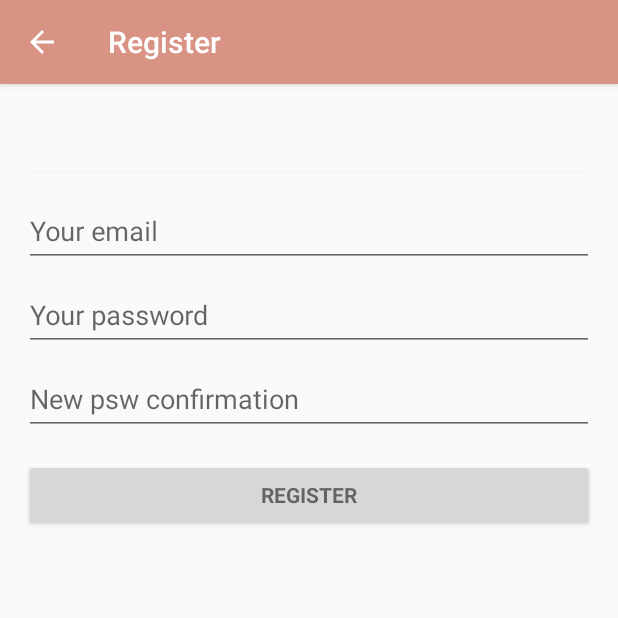
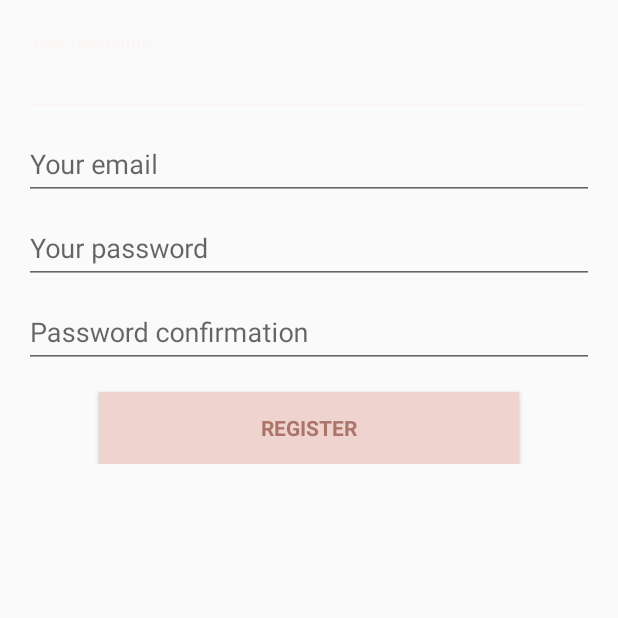
Before and after one commit to pcardosolei/PetU4-app, an Android app: the RegisterActivity screen opened directly, with no data from a screen before it, on a phone screen of 412 x 824 dp, the top half of it. Run offline under Robolectric (Android 15) with nearby library versions, the phone set to English and light mode, and no system bars; 5 statements that could not run were skipped.

Commit message:
Register Activity!

```diff
--- a/Pet4U/app/src/main/java/pet4u/pet4u/activities/LoginActivity.java
+++ b/Pet4U/app/src/main/java/pet4u/pet4u/activities/LoginActivity.java
@@ -136,7 +136,7 @@ public class LoginActivity extends AppCompatActivity implements LoginCallback {
         }
     }
 
-    private void toRegisterAct(){
+    private void toRegisterAct(View view){
         Intent intent = new Intent(this, RegisterActivity.class);
         startActivity(intent);
     }
--- a/Pet4U/app/src/main/java/pet4u/pet4u/activities/RegisterActivity.java
+++ b/Pet4U/app/src/main/java/pet4u/pet4u/activities/RegisterActivity.java
@@ -7,9 +7,7 @@ import android.content.Intent;
 import android.net.Uri;
 import android.os.Build;
 import android.os.Bundle;
-import android.support.v7.app.ActionBar;
 import android.support.v7.app.AppCompatActivity;
-import android.support.v7.widget.Toolbar;
 import android.text.TextUtils;
 import android.view.View;
 import android.view.View.OnClickListener;
@@ -23,7 +21,7 @@ import com.google.android.gms.appindexing.Thing;
 import com.google.android.gms.common.api.GoogleApiClient;
 
 import pet4u.pet4u.R;
-import pet4u.pet4u.UserDTO;
+import pet4u.pet4u.user.RegisterCliente;
 import pet4u.pet4u.callbacks.RegisterCallback;
 import pet4u.pet4u.managers.RegisterManager;
 
@@ -35,7 +33,7 @@ public class RegisterActivity extends AppCompatActivity implements RegisterCallb
     private EditText email;
     private EditText password;
     private EditText password2;
-    private UserDTO userDTO;
+    private RegisterCliente registerCliente;
 
     // ATTR
     String playerPosicionCampo;
@@ -53,15 +51,15 @@ public class RegisterActivity extends AppCompatActivity implements RegisterCallb
         super.onCreate(savedInstanceState);
         setContentView(R.layout.activity_register);
 
-        Toolbar toolbar = (Toolbar) findViewById(R.id.toolbar);
-        setSupportActionBar(toolbar);
-        toolbar.setTitle(getTitle());
+        //Toolbar toolbar = (Toolbar) findViewById(R.id.toolbar);
+        //setSupportActionBar(toolbar);
+        //toolbar.setTitle(getTitle());
 
         // Show the Up button in the action bar.
-        ActionBar actionBar = getSupportActionBar();
-        if (actionBar != null) {
-            actionBar.setDisplayHomeAsUpEnabled(true);
-        }
+       // ActionBar actionBar = getSupportActionBar();
+        //if (actionBar != null) {
+        //    actionBar.setDisplayHomeAsUpEnabled(true);
+        //}
 
 
         // Set up the Add form.
@@ -97,7 +95,7 @@ public class RegisterActivity extends AppCompatActivity implements RegisterCallb
         password2.setError(null);
         email.setError(null);
 
-        userDTO = new UserDTO();
+        registerCliente = new RegisterCliente();
         // Store values at the  Add attempt.
 
         String usernameDTO = username.getText().toString().toLowerCase();
@@ -120,40 +118,40 @@ public class RegisterActivity extends AppCompatActivity implements RegisterCallb
             cancel = true;
         }
         if (passwordDTO.length() < 5) {
-            password.setError("Ha de tener mínimo 4 carácteres");
+            password.setError("Password tem que ter no mínimo 4 caracteres!");
             focusView = password;
             cancel = true;
-        }
+    }
         if (!passwordDTO.equals(password2DTO)) {
-            password.setError("Han de ser iguales.");
+            password.setError("As passwords têm que ser iguais.");
             focusView = password;
             cancel = true;
         }
 
-        userDTO.setLogin(usernameDTO);
-        userDTO.setEmail(emailDTO);
+        registerCliente.setLogin(usernameDTO);
+        registerCliente.setEmail(emailDTO);
 
-        userDTO.setPassword(passwordDTO);
+        registerCliente.setPassword(passwordDTO);
 
 
         if (cancel) {
             focusView.requestFocus();
         } else {
             showProgress(true);
-            RegisterManager.getInstance(v.getContext()).registerAccount(RegisterActivity.this, userDTO);
+            RegisterManager.getInstance(v.getContext()).registerAccount(RegisterActivity.this, registerCliente);
             Intent i = new Intent(v.getContext(), LoginActivity.class);
             startActivity(i);
-            Toast.makeText(getApplicationContext(), "Creado nuevo usuario " + userDTO.getLogin(), Toast.LENGTH_LONG);
+            Toast.makeText(getApplicationContext(), "Creado nuevo usuario " + registerCliente.getLogin(), Toast.LENGTH_LONG);
         }
     }
 
     @Override
-    public void onSuccess() {
-
+    public void onSuccessRegister() {
+        finish();
     }
 
     @Override
-    public void onFailure(Throwable t) {
+    public void onFailureRegister(Throwable t) {
         showProgress(false);
     }
 
--- a/Pet4U/app/src/main/java/pet4u/pet4u/callbacks/RegisterCallback.java
+++ b/Pet4U/app/src/main/java/pet4u/pet4u/callbacks/RegisterCallback.java
@@ -2,6 +2,6 @@ package pet4u.pet4u.callbacks;
 
 
 public interface RegisterCallback {
-    void onSuccess();
-    void onFailure(Throwable t);
+    void onSuccessRegister();
+    void onFailureRegister(Throwable t);
 }
--- a/Pet4U/app/src/main/java/pet4u/pet4u/managers/RegisterManager.java
+++ b/Pet4U/app/src/main/java/pet4u/pet4u/managers/RegisterManager.java
@@ -5,7 +5,7 @@ import android.widget.Toast;
 
 import pet4u.pet4u.callbacks.RegisterCallback;
 import pet4u.pet4u.services.RegisterService;
-import pet4u.pet4u.UserDTO;
+import pet4u.pet4u.user.RegisterCliente;
 import pet4u.pet4u.AppProperties;
 
 import retrofit2.Call;
@@ -43,8 +43,8 @@ public class RegisterManager {
 
     /* POST - REGISTER ACCOUNT */
 
-    public synchronized void registerAccount(final RegisterCallback registerCallback, UserDTO userDTO) {
-        Call<Void> call = registerService.registerAccount(userDTO);
+    public synchronized void registerAccount(final RegisterCallback registerCallback, RegisterCliente registerCliente) {
+        Call<Void> call = registerService.registerAccount(registerCliente);
         call.enqueue(new Callback<Void>() {
             @Override
             public void onResponse(Call<Void> call, Response<Void> response) {
--- a/Pet4U/app/src/main/res/layout/activity_login.xml
+++ b/Pet4U/app/src/main/res/layout/activity_login.xml
@@ -90,7 +90,8 @@
                 android:background="@color/buttonColor"
                 tools:ignore="HardcodedText"
                 android:elevation="0dp"
-                tools:targetApi="lollipop" />
+                tools:targetApi="lollipop"
+                android:onClick="toRegisterAct"/>
 
         </LinearLayout>
     </ScrollView>
--- a/Pet4U/app/src/main/res/layout/activity_register.xml
+++ b/Pet4U/app/src/main/res/layout/activity_register.xml
@@ -5,9 +5,9 @@
     android:layout_width="match_parent"
     android:layout_height="match_parent"
     android:fitsSystemWindows="true"
-    tools:context=".controller.activities.main.MainActivity">
+    tools:context="pet4u.pet4u.activities.RegisterActivity">
 
-    <android.support.design.widget.AppBarLayout
+    <!--android.support.design.widget.AppBarLayout
         android:id="@+id/app_bar"
         android:layout_width="match_parent"
         android:layout_height="wrap_content"
@@ -19,7 +19,7 @@
             android:layout_height="?attr/actionBarSize"
             app:popupTheme="@style/AppTheme.PopupOverlay" />
 
-    </android.support.design.widget.AppBarLayout>
+    </android.support.design.widget.AppBarLayout-->
 
     <LinearLayout xmlns:android="http://schemas.android.com/apk/res/android"
     xmlns:tools="http://schemas.android.com/tools"
@@ -27,7 +27,7 @@
     android:layout_height="match_parent"
     android:gravity="center_horizontal"
     android:orientation="vertical"
-    android:layout_marginTop="50dp"
+    android:layout_marginTop="5dp"
     android:paddingBottom="@dimen/activity_vertical_margin"
     android:paddingLeft="@dimen/activity_horizontal_margin"
     android:paddingRight="@dimen/activity_horizontal_margin"
@@ -112,7 +112,7 @@
                     android:id="@+id/password2"
                     android:layout_width="match_parent"
                     android:layout_height="wrap_content"
-                    android:hint="New psw confirmation"
+                    android:hint="Password confirmation"
                     android:imeActionId="@+id/register_button"
                     android:imeActionLabel="Siguiente"
                     android:imeOptions="actionUnspecified"
@@ -122,13 +122,20 @@
 
             </android.support.design.widget.TextInputLayout>
             <Button
-                android:id="@+id/register_button2"
+                android:id="@+id/register_button"
                 style="?android:textAppearanceSmall"
                 android:layout_width="match_parent"
                 android:layout_height="wrap_content"
                 android:layout_marginTop="16dp"
+                android:layout_marginLeft="50dp"
+                android:layout_marginRight="50dp"
                 android:text="Register"
-                android:textStyle="bold" />
+                android:textStyle="bold"
+                android:textColor="@color/colorPrimaryDark"
+                android:background="@color/buttonColor"
+                tools:ignore="HardcodedText"
+                android:elevation="0dp"
+                tools:targetApi="lollipop"  />
 
         </LinearLayout>
     </ScrollView>
```
Also changed, not shown: Pet4U/app/src/main/java/pet4u/pet4u/services/RegisterService.java (+3 -4 lines), Pet4U/app/src/main/java/pet4u/pet4u/user/RegisterCliente.java (renamed from Pet4U/app/src/main/java/pet4u/pet4u/UserDTO.java, +11 -11 lines).
